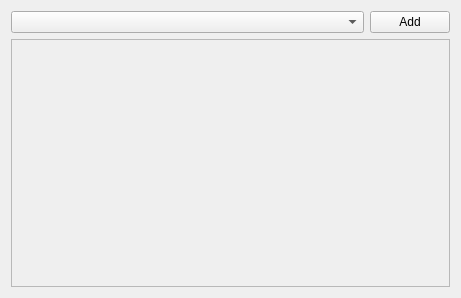
chuckfairy/liborza-qt, file src/MidiControl/Control.ui: the form before one commit.
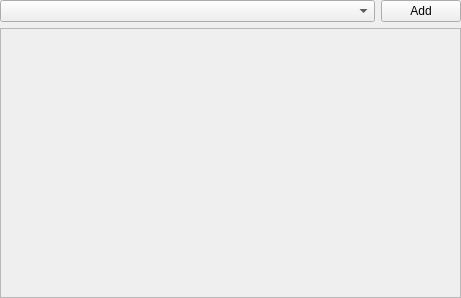
The form after the commit.

Commit message: ui cleanup, list views for all dropdowns

Diff of the .ui file:
```diff
--- a/src/MidiControl/Control.ui
+++ b/src/MidiControl/Control.ui
@@ -14,6 +14,18 @@
    <string>Dialog</string>
   </property>
   <layout class="QVBoxLayout" name="verticalLayout">
+   <property name="leftMargin">
+    <number>0</number>
+   </property>
+   <property name="topMargin">
+    <number>0</number>
+   </property>
+   <property name="rightMargin">
+    <number>0</number>
+   </property>
+   <property name="bottomMargin">
+    <number>0</number>
+   </property>
    <item>
     <layout class="QHBoxLayout" name="horizontalLayout">
      <item>
@@ -45,8 +57,8 @@
        <rect>
         <x>0</x>
         <y>0</y>
-        <width>441</width>
-        <height>242</height>
+        <width>459</width>
+        <height>263</height>
        </rect>
       </property>
       <layout class="QVBoxLayout" name="verticalLayout_3">
```
The commit also changes 7 other files.
